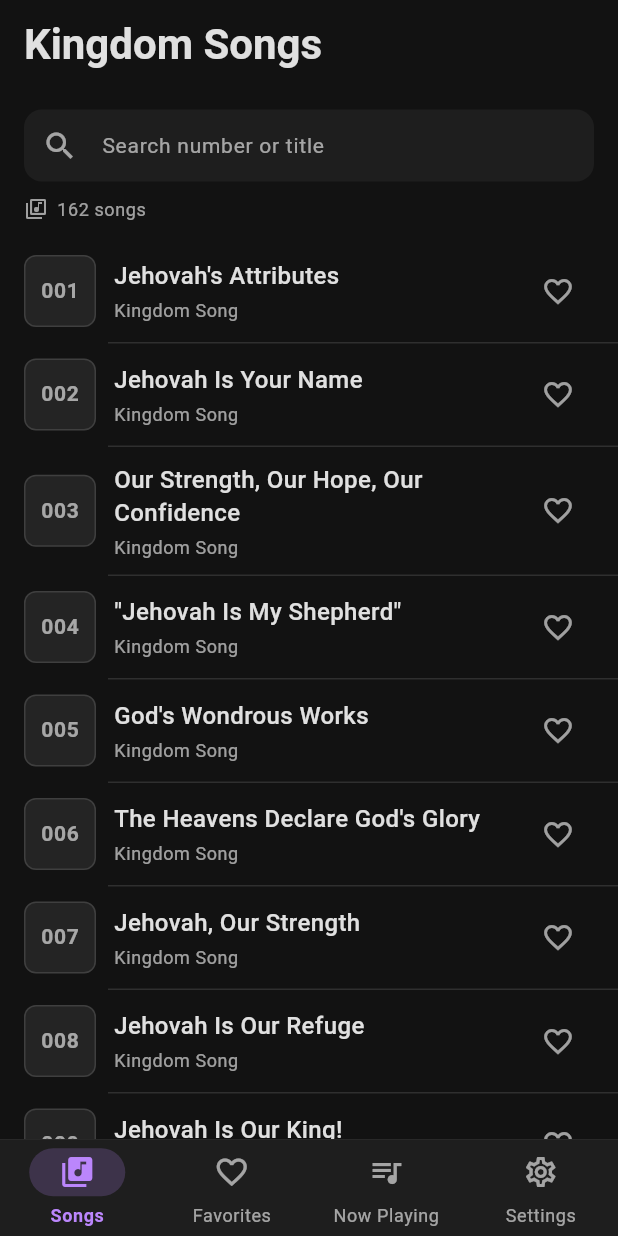
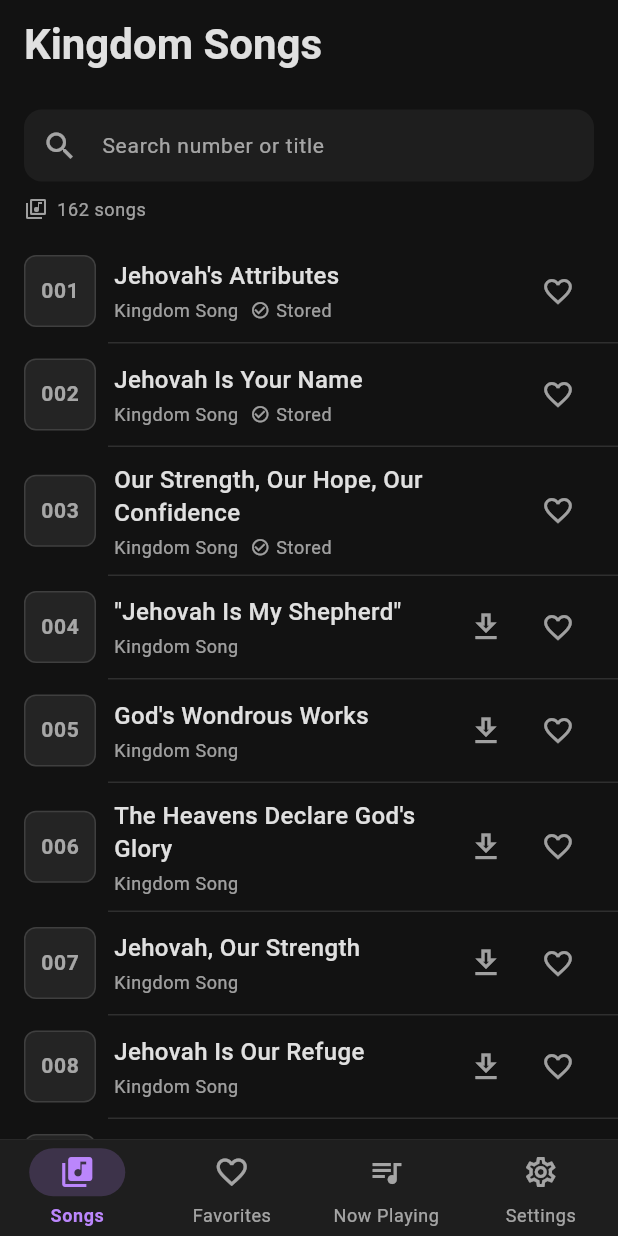
Before and after one commit to cornelboy/jwsongbook, a Flutter app: the screen it shows after launch, on a phone screen of 412 x 824 dp. Run offline on Flutter 3.47's test engine with Material 3 defaults, Android fonts, the phone set to English and light mode, and no system bars; our stand-ins replace drift, flutter_riverpod, go_router, just_audio, just_audio_background, riverpod_annotation; accounts and stored records are empty; generated files the repository leaves out were written again.

Commit message:
Add download UI layer

```diff
--- a/lib/core/constants/app_constants.dart
+++ b/lib/core/constants/app_constants.dart
@@ -2,6 +2,15 @@
 abstract final class AppConstants {
   // ── Catalogue ──────────────────────────────────────────────────────────
   static const int totalSongs = 162;
+
+  /// Temporary bundled starter set while remote downloads are being wired.
+  static const Set<int> bundledSongNumbers = {1, 2, 3};
+
+  /// Set this once the download server manifest is live.
+  static const String? songManifestUrl = null;
+
+  static bool isBundledSongNumber(int songNumber) =>
+      bundledSongNumbers.contains(songNumber);
 
   // ── Lyrics sync engine ────────────────────────────────────────────────
   /// How often the sync ticker fires (16 ms ≈ 60 fps).
--- a/lib/data/models/song_model.dart
+++ b/lib/data/models/song_model.dart
@@ -1,3 +1,4 @@
+import 'package:jwsongbook/core/constants/app_constants.dart';
 import 'package:jwsongbook/data/database/app_database.dart';
 
 /// Rich domain model wrapping the Drift [Song] row.
@@ -9,4 +10,7 @@ extension SongX on Song {
   /// True if the elapsed [positionMs] is within this song's duration.
   bool isPositionValid(int positionMs) =>
       durationMs == null || positionMs <= durationMs!;
+
+  bool get hasLocalAudio =>
+      isDownloaded || AppConstants.isBundledSongNumber(number);
 }
--- /dev/null
+++ b/lib/features/downloads/providers/download_controller.dart
@@ -0,0 +1,145 @@
+import 'package:flutter_riverpod/flutter_riverpod.dart';
+import 'package:jwsongbook/core/constants/app_constants.dart';
+import 'package:jwsongbook/data/database/app_database.dart';
+import 'package:jwsongbook/data/models/song_model.dart';
+import 'package:jwsongbook/data/repositories/songs_repository.dart';
+import 'package:jwsongbook/data/services/song_download_service.dart';
+
+final downloadControllerProvider =
+    NotifierProvider<DownloadController, DownloadState>(
+  DownloadController.new,
+);
+
+class DownloadController extends Notifier<DownloadState> {
+  @override
+  DownloadState build() => const DownloadState();
+
+  Future<void> downloadSong(Song song) async {
+    if (song.hasLocalAudio || state.statusFor(song.number).isDownloading) {
+      return;
+    }
+
+    const manifestUrl = AppConstants.songManifestUrl;
+    if (manifestUrl == null) {
+      _setSongError(song.number, 'Download server is not configured yet.');
+      return;
+    }
+
+    final service = ref.read(songDownloadServiceProvider);
+    state = state.withSong(
+      song.number,
+      const SongDownloadStatus.downloading(),
+    );
+
+    try {
+      final manifest = await service.fetchManifest(Uri.parse(manifestUrl));
+      final asset = manifest.assetFor(song.number);
+      if (asset == null) {
+        throw StateError('Song ${song.paddedNumber} is not in the manifest.');
+      }
+
+      await service.downloadSong(
+        song: song,
+        asset: asset,
+        onAudioProgress: (progress) {
+          state = state.withSong(
+            song.number,
+            SongDownloadStatus.downloading(progress: progress.fraction),
+          );
+        },
+      );
+
+      state =
+          state.withSong(song.number, const SongDownloadStatus.downloaded());
+    } catch (e) {
+      _setSongError(song.number, e.toString());
+    }
+  }
+
+  Future<void> downloadAllSongs() async {
+    const manifestUrl = AppConstants.songManifestUrl;
+    if (manifestUrl == null) {
+      state = state.copyWith(
+        globalMessage: 'Download server is not configured yet.',
+      );
+      return;
+    }
+
+    final songs = await ref.read(songsRepositoryProvider).getAllSongs();
+    for (final song in songs.where((song) => !song.hasLocalAudio)) {
+      await downloadSong(song);
+    }
+  }
+
+  void clearGlobalMessage() {
+    state = DownloadState(songs: state.songs);
+  }
+
+  void _setSongError(int songNumber, String message) {
+    state = state.withSong(songNumber, SongDownloadStatus.error(message));
+  }
+}
+
+class DownloadState {
+  const DownloadState({
+    this.songs = const {},
+    this.globalMessage,
+  });
+
+  final Map<int, SongDownloadStatus> songs;
+  final String? globalMessage;
+
+  SongDownloadStatus statusFor(int songNumber) =>
+      songs[songNumber] ?? const SongDownloadStatus.idle();
+
+  DownloadState withSong(int songNumber, SongDownloadStatus status) {
+    return DownloadState(
+      songs: {...songs, songNumber: status},
+      globalMessage: globalMessage,
+    );
+  }
+
+  DownloadState copyWith({
+    Map<int, SongDownloadStatus>? songs,
+    String? globalMessage,
+  }) =>
+      DownloadState(
+        songs: songs ?? this.songs,
+        globalMessage: globalMessage,
+      );
+}
+
+enum DownloadStatusKind { idle, downloading, downloaded, error }
+
+class SongDownloadStatus {
+  const SongDownloadStatus._({
+    required this.kind,
+    this.progress,
+    this.message,
+  });
+
+  const SongDownloadStatus.idle() : this._(kind: DownloadStatusKind.idle);
+
+  const SongDownloadStatus.downloading({double? progress})
+      : this._(
+          kind: DownloadStatusKind.downloading,
+          progress: progress,
+        );
+
+  const SongDownloadStatus.downloaded()
+      : this._(kind: DownloadStatusKind.downloaded);
+
+  const SongDownloadStatus.error(String message)
+      : this._(
+          kind: DownloadStatusKind.error,
+          message: message,
+        );
+
+  final DownloadStatusKind kind;
+  final double? progress;
+  final String? message;
+
+  bool get isDownloading => kind == DownloadStatusKind.downloading;
+  bool get isDownloaded => kind == DownloadStatusKind.downloaded;
+  bool get hasError => kind == DownloadStatusKind.error;
+}
--- a/lib/features/library/widgets/song_card.dart
+++ b/lib/features/library/widgets/song_card.dart
@@ -4,6 +4,7 @@ import 'package:jwsongbook/core/theme/app_colors.dart';
 import 'package:jwsongbook/core/theme/app_typography.dart';
 import 'package:jwsongbook/data/database/app_database.dart';
 import 'package:jwsongbook/data/models/song_model.dart';
+import 'package:jwsongbook/features/downloads/providers/download_controller.dart';
 
 class SongCard extends StatelessWidget {
   const SongCard({
@@ -11,12 +12,16 @@ class SongCard extends StatelessWidget {
     required this.song,
     required this.onTap,
     this.onFavoriteTap,
+    this.onDownloadTap,
+    this.downloadStatus = const SongDownloadStatus.idle(),
     this.isCurrentlyPlaying = false,
   });
 
   final Song song;
   final VoidCallback onTap;
   final VoidCallback? onFavoriteTap;
+  final VoidCallback? onDownloadTap;
+  final SongDownloadStatus downloadStatus;
   final bool isCurrentlyPlaying;
 
   @override
@@ -49,10 +54,17 @@ class SongCard extends StatelessWidget {
                   const SizedBox(height: 4),
                   _SongMetaRow(
                     hasSyncedLyrics: song.hasSyncedLyrics,
+                    hasLocalAudio:
+                        song.hasLocalAudio || downloadStatus.isDownloaded,
                     isCurrentlyPlaying: isCurrentlyPlaying,
                   ),
                 ],
               ),
+            ),
+            _DownloadAction(
+              hasLocalAudio: song.hasLocalAudio || downloadStatus.isDownloaded,
+              status: downloadStatus,
+              onTap: onDownloadTap,
             ),
             if (onFavoriteTap != null)
               IconButton(
@@ -114,10 +126,12 @@ class _SongNumberBadge extends StatelessWidget {
 class _SongMetaRow extends StatelessWidget {
   const _SongMetaRow({
     required this.hasSyncedLyrics,
+    required this.hasLocalAudio,
     required this.isCurrentlyPlaying,
   });
 
   final bool hasSyncedLyrics;
+  final bool hasLocalAudio;
   final bool isCurrentlyPlaying;
 
   @override
@@ -126,38 +140,116 @@ class _SongMetaRow extends StatelessWidget {
       const Text('Kingdom Song', style: AppTypography.caption),
     ];
 
+    if (hasLocalAudio) {
+      children.add(
+        const _MetaItem(
+          icon: Icons.check_circle_outline,
+          label: 'Stored',
+        ),
+      );
+    }
+
     if (hasSyncedLyrics) {
-      children.addAll([
-        const SizedBox(width: 8),
-        const Icon(
-          Icons.lyrics_outlined,
-          size: 13,
-          color: AppColors.textMedium,
+      children.add(
+        const _MetaItem(
+          icon: Icons.lyrics_outlined,
+          label: 'Synced',
         ),
-        const SizedBox(width: 4),
-        const Text('Synced', style: AppTypography.caption),
-      ]);
+      );
     }
 
     if (isCurrentlyPlaying) {
-      children.addAll([
-        const SizedBox(width: 8),
-        const Icon(
-          Icons.equalizer,
-          size: 13,
+      children.add(
+        _MetaItem(
+          icon: Icons.equalizer,
+          label: 'Playing',
           color: AppColors.primaryPurple,
-        ),
-        const SizedBox(width: 4),
-        Text(
-          'Playing',
           style: AppTypography.caption.copyWith(
             color: AppColors.primaryPurple,
             fontWeight: FontWeight.w600,
           ),
         ),
-      ]);
+      );
     }
 
-    return Row(children: children);
+    return Wrap(
+      spacing: 8,
+      runSpacing: 2,
+      crossAxisAlignment: WrapCrossAlignment.center,
+      children: children,
+    );
   }
 }
+
+class _MetaItem extends StatelessWidget {
+  const _MetaItem({
+    required this.icon,
+    required this.label,
+    this.color = AppColors.textMedium,
+    this.style = AppTypography.caption,
+  });
+
+  final IconData icon;
+  final String label;
+  final Color color;
+  final TextStyle style;
+
+  @override
+  Widget build(BuildContext context) {
+    return Row(
+      mainAxisSize: MainAxisSize.min,
+      children: [
+        Icon(icon, size: 13, color: color),
+        const SizedBox(width: 4),
+        Text(label, style: style),
+      ],
+    );
+  }
+}
+
+class _DownloadAction extends StatelessWidget {
+  const _DownloadAction({
+    required this.hasLocalAudio,
+    required this.status,
+    required this.onTap,
+  });
+
+  final bool hasLocalAudio;
+  final SongDownloadStatus status;
+  final VoidCallback? onTap;
+
+  @override
+  Widget build(BuildContext context) {
+    if (hasLocalAudio) {
+      return const SizedBox(width: 8);
+    }
+
+    if (status.isDownloading) {
+      return SizedBox(
+        width: 48,
+        height: 48,
+        child: Center(
+          child: SizedBox(
+            width: 22,
+            height: 22,
+            child: CircularProgressIndicator(
+              strokeWidth: 2,
+              value: status.progress,
+              color: AppColors.primaryPurple,
+            ),
+          ),
+        ),
+      );
+    }
+
+    return IconButton(
+      onPressed: onTap,
+      icon: Icon(
+        status.hasError ? Icons.error_outline : Icons.download_outlined,
+        color: status.hasError ? AppColors.error : AppColors.textMedium,
+      ),
+      tooltip: status.hasError ? 'Retry download' : 'Download',
+      splashRadius: 22,
+    );
+  }
+}
```
Also changed, not shown: lib/features/favorites/screens/favorites_screen.dart (+27 -0 lines), lib/features/library/screens/library_screen.dart (+22 -0 lines), lib/features/settings/screens/settings_screen.dart (+38 -0 lines).
